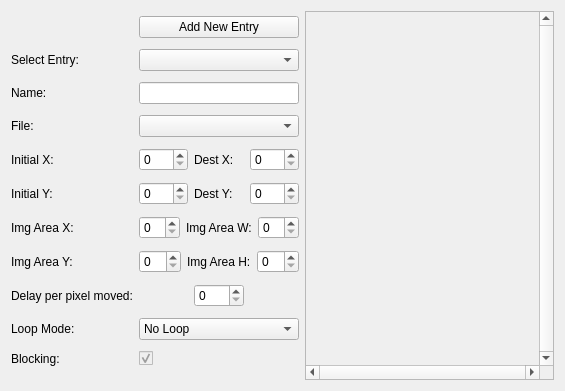
This is editor/scenes/tab_image.ui in protoman/rockbot as Qt 5 draws it before an edit. The edited form follows.
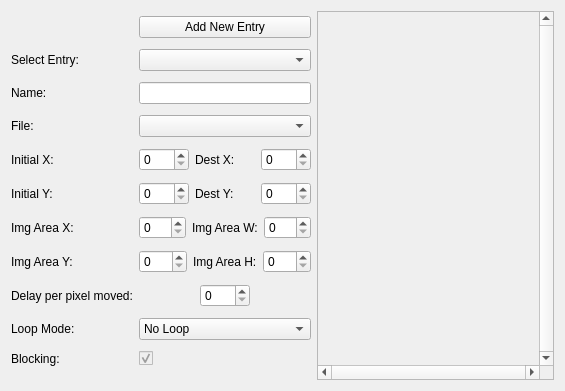
This is the edited form. Custom widgets are drawn as their Qt base class.

What changed in the file:
```diff
--- a/editor/scenes/tab_image.ui
+++ b/editor/scenes/tab_image.ui
@@ -178,6 +178,9 @@
              <height>16777215</height>
             </size>
            </property>
+           <property name="maximum">
+            <number>999</number>
+           </property>
           </widget>
          </item>
          <item>
@@ -195,6 +198,9 @@
              <height>16777215</height>
             </size>
            </property>
+           <property name="maximum">
+            <number>999</number>
+           </property>
           </widget>
          </item>
         </layout>
@@ -209,6 +215,9 @@
              <height>16777215</height>
             </size>
            </property>
+           <property name="maximum">
+            <number>320</number>
+           </property>
           </widget>
          </item>
          <item>
@@ -226,6 +235,9 @@
              <height>16777215</height>
             </size>
            </property>
+           <property name="maximum">
+            <number>240</number>
+           </property>
           </widget>
          </item>
         </layout>
@@ -241,7 +253,7 @@
             </size>
            </property>
            <property name="maximum">
-            <number>999</number>
+            <number>9999</number>
            </property>
           </widget>
          </item>
@@ -316,7 +328,7 @@
          <rect>
           <x>0</x>
           <y>0</y>
-          <width>250</width>
+          <width>241</width>
           <height>352</height>
          </rect>
         </property>
```
